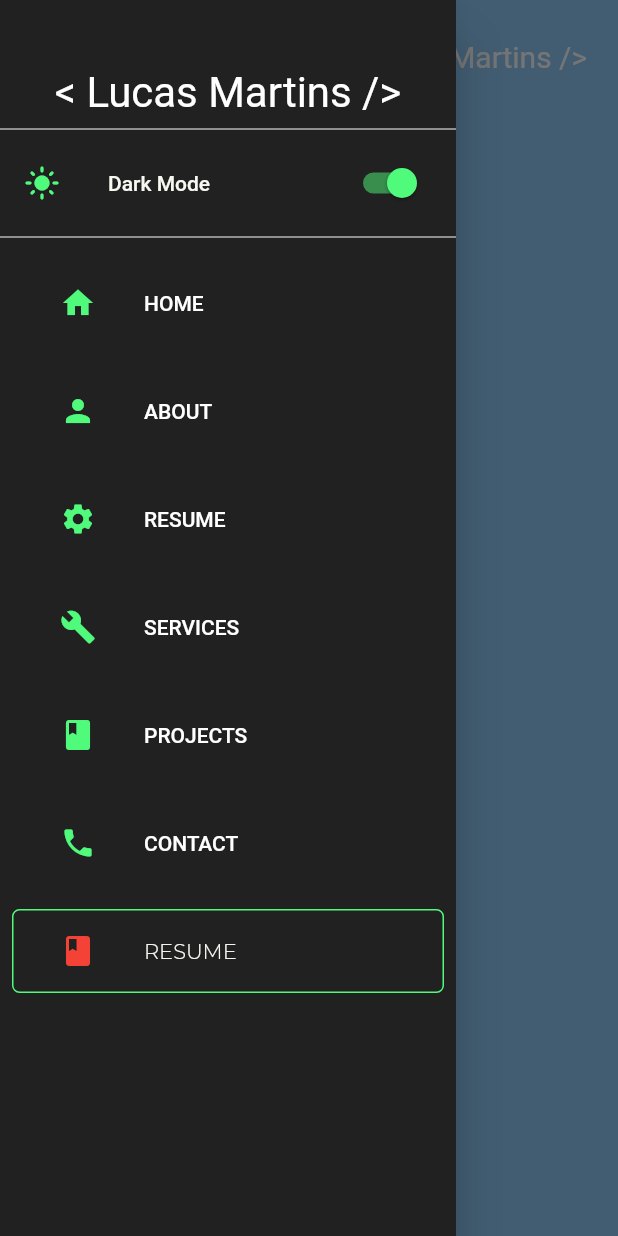
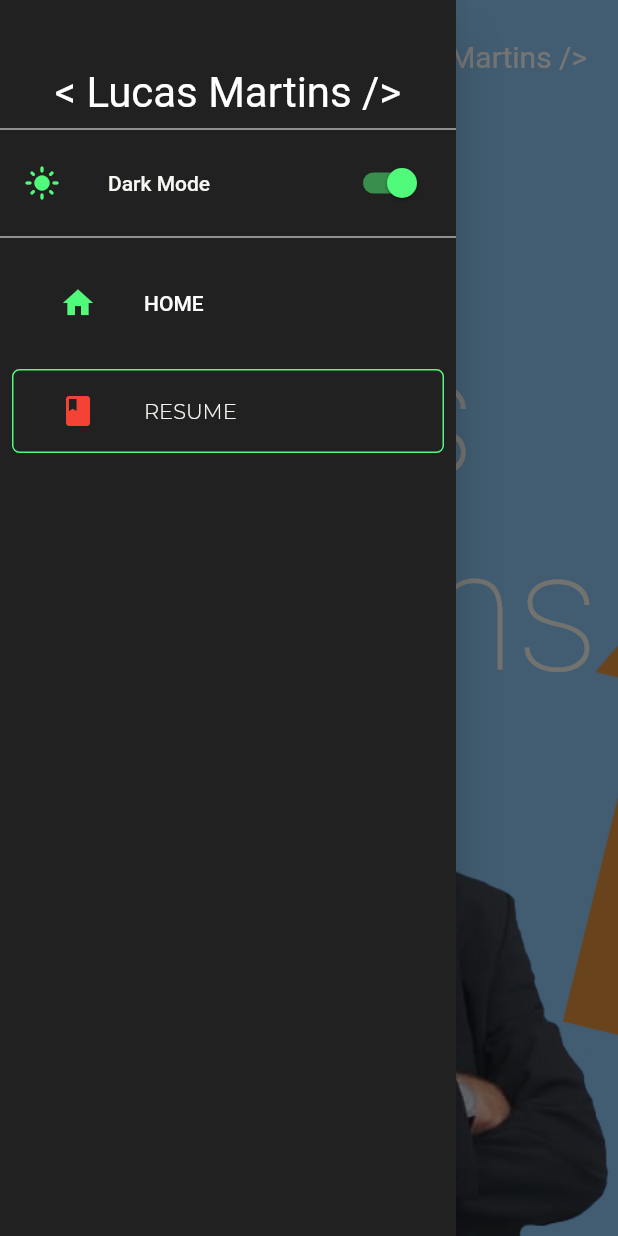
Before and after one commit to lucaomartins/portifolio, a Flutter app: the screen it shows after launch, with the side drawer open, on a phone screen of 412 x 824 dp. Run offline on Flutter 3.47's test engine with Material 2 defaults, Android fonts, the phone set to English and light mode, and no system bars; our stand-ins replace google_fonts, responsive_builder, shared_preferences, url_strategy; missing offline and left inert: universal_html; Roboto replaces fonts that are missing (Agustina).

Commit message:
:lipstick: Add home base implementation

```diff
--- a/lib/constants.dart
+++ b/lib/constants.dart
@@ -1,9 +1,4 @@
-
-// Colors
-import 'dart:ui';
-
 import 'package:flutter/material.dart';
-import 'package:url_launcher/url_launcher.dart';
 
 const Color primaryColor = Color(0xff50fa7b);
 const Color secondaryColor = Color(0xffff79c6);
@@ -18,4 +13,6 @@ const Color foregroundLightColor = Colors.black;
 const Color backgroundLightColor = Colors.white;
 
 
-const developerName = "Lucas Martins";
+const developerName = "Lucas";
+const developerLastname = "Martins";
+const developerCompleteName = "$developerName $developerLastname";
--- a/lib/main.dart
+++ b/lib/main.dart
@@ -41,7 +41,7 @@ class _MyAppState extends State<MyApp> {
         builder: (context, ThemeProvider themeProvider, child) {
           return MaterialApp(
             debugShowCheckedModeBanner: false,
-            title: developerName,
+            title: developerCompleteName,
             theme: ThemeStyles.themeData(themeProvider.lightTheme, context),
             initialRoute: "/",
             routes: {
--- a/lib/sections/home/home.dart
+++ b/lib/sections/home/home.dart
@@ -1,21 +1,25 @@
+import 'package:flutter/material.dart';
+import 'package:portfolio/sections/home/home_desktop.dart';
+import 'package:portfolio/sections/home/home_mobile.dart';
+import 'package:portfolio/widgets/section_widget.dart';
+import 'package:responsive_builder/responsive_builder.dart';
 
-import 'package:flutter/widgets.dart';
+import 'home_tablet.dart';
 
-class HomePage extends StatelessWidget {
+class HomePage extends StatelessWidget implements SectionWidget {
   const HomePage({Key? key}) : super(key: key);
 
   @override
+  String get name => "HOME";
+  @override
+  IconData get icon => Icons.home;
+
+  @override
   Widget build(BuildContext context) {
-    return LayoutBuilder(
-        builder: (BuildContext context, BoxConstraints constraints) {
-          bool useVerticalLayout = constraints.maxWidth < 400.0;
-          return Flex(
-            children: const [
-              Text("Hello"),
-              Text("World"),
-            ],
-            direction: useVerticalLayout ? Axis.vertical : Axis.horizontal,
-          );
-        });
+    return ScreenTypeLayout(
+      mobile: const HomeMobile(),
+      tablet: const HomeTablet(),
+      desktop: const HomeDesktop(),
+    );
   }
 }
--- /dev/null
+++ b/lib/sections/home/home_desktop.dart
@@ -0,0 +1,36 @@
+import 'package:flutter/material.dart';
+import 'home_base.dart';
+
+class HomeDesktop extends BaseHomePage {
+  const HomeDesktop({Key? key}) : super(key: key);
+
+  @override
+  double? getPositionedTop(width, height) {
+    return width < 1200 ? height * 0.15 : height * 0.1;
+  }
+
+  @override
+  double? getPositionedBottom(width, height) {
+    return null;
+  }
+
+  @override
+  double? getPositionedRight(width, height) {
+    return width * 0.01;
+  }
+
+  @override
+  double? getImageHeight(width, height) {
+    return width < 1200 ? height * 0.8 : height * 0.85;
+  }
+
+  @override
+  EdgeInsetsGeometry? getHeaderMargin(width, height) {
+    return EdgeInsets.fromLTRB(width * 0.1, height * 0.2, width * 0.1, 0);
+  }
+
+  @override
+  double? getWelcomeFontSize(width, height) {
+    return height * 0.03;
+  }
+}
--- /dev/null
+++ b/lib/sections/home/home_mobile.dart
@@ -0,0 +1,39 @@
+import 'package:flutter/material.dart';
+import 'home_base.dart';
+
+class HomeMobile extends BaseHomePage {
+  const HomeMobile({Key? key}) : super(key: key);
+
+  @override
+  String get welcomeText => "HEY THERE! ";
+
+  @override
+  double? getPositionedTop(width, height) {
+    return null;
+  }
+
+  @override
+  double? getPositionedBottom(width, height) {
+    return 0.0;
+  }
+
+  @override
+  double? getPositionedRight(width, height) {
+    return -width * 0.25;
+  }
+
+  @override
+  EdgeInsetsGeometry? getHeaderMargin(width, height) {
+    return EdgeInsets.fromLTRB(width * 0.07, height * 0.12, 0, 0);
+  }
+
+  @override
+  double? getImageHeight(width, height) {
+    return height * 0.65;
+  }
+
+  @override
+  double? getWelcomeFontSize(width, height) {
+    return height * 0.025;
+  }
+}
--- /dev/null
+++ b/lib/sections/home/home_tablet.dart
@@ -0,0 +1,42 @@
+import 'package:flutter/material.dart';
+
+import 'home_base.dart';
+
+class HomeTablet extends BaseHomePage {
+  const HomeTablet({Key? key}) : super(key: key);
+
+  @override
+  double? getPositionedTop(width, height) {
+    return null;
+  }
+
+  @override
+  double? getPositionedBottom(width, height) {
+    return width < 740 ? height * 0.1 : height * 0.15;
+  }
+
+  @override
+  double? getPositionedRight(width, height) {
+    return width < 740 ? -width * 0.2 : -width * 0.1;
+  }
+
+  @override
+  EdgeInsetsGeometry? getHeaderMargin(width, height) {
+    return EdgeInsets.fromLTRB(
+      width * 0.1,
+      width < 740 ? height * 0.15 : height * 0.2,
+      0,
+      0,
+    );
+  }
+
+  @override
+  double? getImageHeight(width, height) {
+    return height * 0.75;
+  }
+
+  @override
+  double? getWelcomeFontSize(width, height) {
+    return height * 0.03;
+  }
+}
--- a/lib/sections/main_section.dart
+++ b/lib/sections/main_section.dart
@@ -5,6 +5,7 @@ import 'package:portfolio/animations/entrance_fader.dart';
 import 'package:portfolio/providers/theme_provider.dart';
 import 'package:portfolio/sections/home/home.dart';
 import 'package:portfolio/widgets/arrow_on_top.dart';
+import 'package:portfolio/widgets/section_widget.dart';
 import 'package:provider/provider.dart';
 import 'package:universal_html/html.dart' as html;
 import '../utils.dart';
@@ -23,47 +24,8 @@ class _MainPageState extends State<MainPage> {
   bool _isScrollingDown = false;
   ScrollController _scrollController = ScrollController();
 
-  final List<String> _sectionsName = [
-    "HOME",
-    "ABOUT",
-    "RESUME",
-    "SERVICES",
-    "PROJECTS",
-    "CONTACT"
-  ];
-
-  Widget sectionWidget(int i) {
-    const sections = [
-      HomePage()
-    ];
-
-    // if (i == 0) {
-    //   return HomePage();
-    // } else if (i == 1) {
-    //   return About();
-    // } else if (i == 2) {
-    //   return Services();
-    // } else if (i == 3) {
-    //   return Portfolio();
-    // } else if (i == 4) {
-    //   return Contact();
-    // } else if (i == 5) {
-    //   return Footer();
-    // } else {
-    //   return Container();
-    // }
-
-    return i < sections.length ? sections[i] : Container();
-
-  }
-
-  final List<IconData> _sectionsIcons = [
-    Icons.home,
-    Icons.person,
-    Icons.settings,
-    Icons.build,
-    Icons.class_,
-    Icons.phone,
+  final List<SectionWidget> _sections = const [
+    HomePage()
   ];
 
   void _scroll(int i) {
@@ -140,8 +102,8 @@ class _MainPageState extends State<MainPage> {
         children: [
           SectionsBody(
             scrollController: _scrollController,
-            sectionsLength: _sectionsIcons.length,
-            sectionWidget: sectionWidget,
+            sectionsLength: _sections.length,
+            sectionWidget: (i) => _sections[i],
           ),
           _isScrollingDown
               ? Positioned(
@@ -225,8 +187,8 @@ class _MainPageState extends State<MainPage> {
               ),
             ),
       actions: [
-        for (int i = 0; i < _sectionsName.length; i++)
-          _appBarActions(_sectionsName[i], i, _sectionsIcons[i], _themeProv),
+        for (int i = 0; i < _sections.length; i++)
+          _appBarActions(_sections[i].name, i, _sections[i].icon, _themeProv),
         EntranceFader(
           offset: const Offset(0, -10),
           delay: const Duration(milliseconds: 100),
@@ -309,8 +271,8 @@ class _MainPageState extends State<MainPage> {
               Divider(
                 color: theme.lightTheme ? Colors.grey[200] : Colors.white,
               ),
-              for (int i = 0; i < _sectionsName.length; i++)
-                _appBarActions(_sectionsName[i], i, _sectionsIcons[i], theme),
+              for (int i = 0; i < _sections.length; i++)
+                _appBarActions(_sections[i].name, i, _sections[i].icon, theme),
               Padding(
                 padding: const EdgeInsets.all(8.0),
                 child: MaterialButton(
--- a/lib/sections/nav_bar/nav_bar_logo.dart
+++ b/lib/sections/nav_bar/nav_bar_logo.dart
@@ -24,7 +24,7 @@ class NavBarLogo extends StatelessWidget {
             ),
           ),
           Text(
-            developerName,
+            developerCompleteName,
             style: TextStyle(
               fontFamily: "Agustina",
               fontSize: height ?? 20,
--- /dev/null
+++ b/lib/widgets/section_widget.dart
@@ -0,0 +1,8 @@
+import 'package:flutter/widgets.dart';
+
+abstract class SectionWidget extends Widget {
+  const SectionWidget({Key? key}) : super(key: key);
+
+  String get name;
+  IconData get icon;
+}
--- a/pubspec.yaml
+++ b/pubspec.yaml
@@ -27,7 +27,7 @@ environment:
 # the latest version available on pub.dev. To see which dependencies have newer
 # versions available, run `flutter pub outdated`.
 dependencies:
-  responsive_builder: ^0.1.2
+  responsive_builder: ^0.4.1
   universal_html: ^2.0.4
   scrollable_positioned_list: ^0.1.10
   url_launcher: ^6.0.2
@@ -72,6 +72,8 @@ flutter:
   # assets:
   #   - images/a_dot_burr.jpeg
   #   - images/a_dot_ham.jpeg
+  assets:
+    - assets/
 
   # An image asset can refer to one or more resolution-specific "variants", see
   # https://flutter.dev/assets-and-images/#resolution-aware.
```
Also changed, not shown: lib/sections/home/home_base.dart (added, +81 -0 lines), assets/profile.png (added), pubspec.lock.
